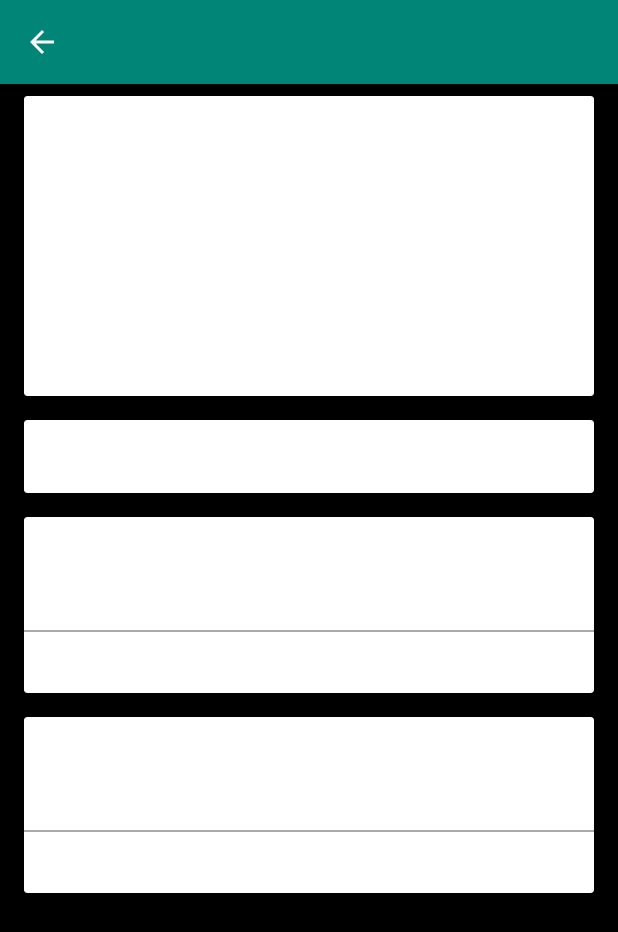
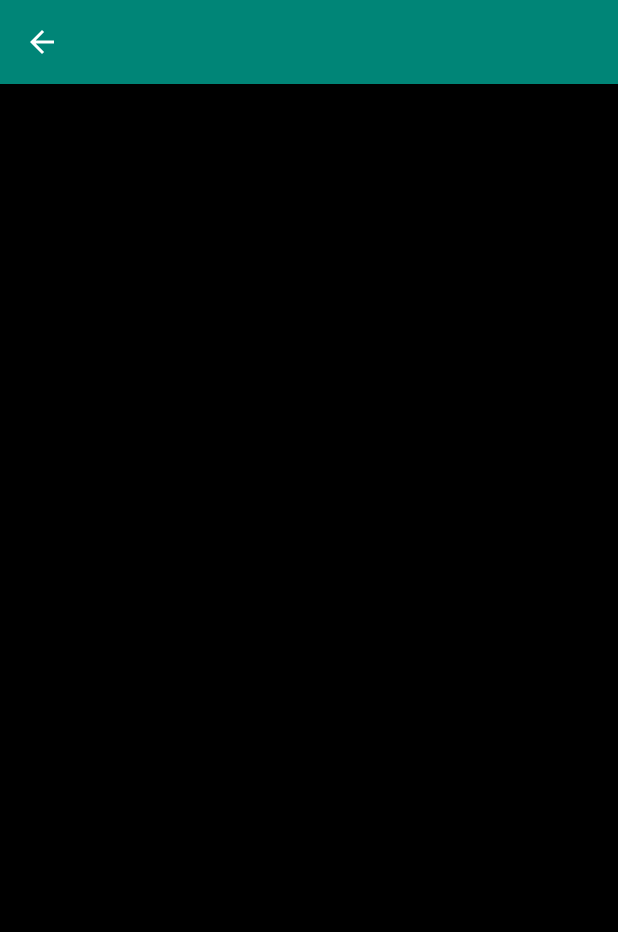
Before and after one commit to juandiegovqdev/RecipesAndroidApp, an Android app: the RecipeDetailsActivity screen opened directly, with no data from a screen before it, on a phone screen of 412 x 824 dp. Shown: the top 932 px of the screen. Run offline under Robolectric (Android 15) with nearby library versions, the phone set to English and light mode, and no system bars; our stand-ins replace Picasso; pictures from the network do not load.

Commit message:
no message

```diff
--- a/app/build.gradle
+++ b/app/build.gradle
@@ -45,4 +45,6 @@ dependencies {
     implementation 'com.google.code.gson:gson:2.8.5'
     implementation 'com.google.android.material:material:1.0.0'
     implementation 'com.squareup.picasso:picasso:2.71828'
+    implementation 'androidx.appcompat:appcompat:1.1.0'
+    implementation 'androidx.constraintlayout:constraintlayout:1.1.3'
 }
--- a/app/src/main/AndroidManifest.xml
+++ b/app/src/main/AndroidManifest.xml
@@ -28,6 +28,7 @@
             <!-- to identify this activity as "searchable" -->
             <intent-filter>
                 <action android:name="android.intent.action.SEARCH" />
+
                 <category android:name="android.intent.category.DEFAULT" />
             </intent-filter>
 
--- a/app/src/main/java/com/juandiegovqdev/recipesandroidapp/activities/RecipeDetailsActivity.kt
+++ b/app/src/main/java/com/juandiegovqdev/recipesandroidapp/activities/RecipeDetailsActivity.kt
@@ -1,9 +1,11 @@
 package com.juandiegovqdev.recipesandroidapp.activities
 
 import android.os.Bundle
+import android.view.View
 import androidx.appcompat.app.AppCompatActivity
 import com.juandiegovqdev.recipesandroidapp.GenericVariables
 import com.juandiegovqdev.recipesandroidapp.R
+import com.squareup.picasso.Picasso
 import kotlinx.android.synthetic.main.activity_recipe_details.*
 import kotlinx.android.synthetic.main.content_recipe_details.*
 
@@ -21,9 +23,26 @@ class RecipeDetailsActivity : AppCompatActivity() {
         actionBar!!.setHomeButtonEnabled(true)
         actionBar.setDisplayHomeAsUpEnabled(true)
         actionBar.title = GenericVariables.selectedRecipe.title
-        recipe_title.text = GenericVariables.selectedRecipe.title
-        recipe_ingredients.text = GenericVariables.selectedRecipe.ingredients
-        recipe_website.text = GenericVariables.selectedRecipe.href
+        if (GenericVariables.selectedRecipe.title != null && GenericVariables.selectedRecipe.title != "") {
+            recipe_title.text = GenericVariables.selectedRecipe.title
+        } else {
+            recipe_title_card_view.visibility = View.GONE
+        }
+        if (GenericVariables.selectedRecipe.ingredients != null && GenericVariables.selectedRecipe.ingredients != "") {
+            recipe_ingredients.text = GenericVariables.selectedRecipe.ingredients
+        } else {
+            recipe_ingredients_card_view.visibility = View.GONE
+        }
+        if (GenericVariables.selectedRecipe.href != null && GenericVariables.selectedRecipe.href != "") {
+            recipe_website.text = GenericVariables.selectedRecipe.href
+        } else {
+            recipe_website_card_view.visibility = View.GONE
+        }
+        if (GenericVariables.selectedRecipe.thumbnail != null && GenericVariables.selectedRecipe.thumbnail != "") {
+            Picasso.get().load(GenericVariables.selectedRecipe.thumbnail).into(recipe_thumbnail)
+        } else {
+            recipe_thumbnail_card_view.visibility = View.GONE
+        }
     }
 
     fun initializeListeners() {
--- /dev/null
+++ b/app/src/main/java/com/juandiegovqdev/recipesandroidapp/utils/IntentUtils.kt
@@ -0,0 +1,5 @@
+package com.juandiegovqdev.recipesandroidapp.utils
+
+fun openWebsite(url: String) {
+
+}
--- a/app/src/main/res/layout/content_recipe_details.xml
+++ b/app/src/main/res/layout/content_recipe_details.xml
@@ -15,6 +15,7 @@
         tools:ignore="ScrollViewSize">
 
         <androidx.cardview.widget.CardView
+            android:id="@+id/recipe_thumbnail_card_view"
             android:layout_width="match_parent"
             android:layout_height="wrap_content"
             android:layout_marginStart="16dp"
@@ -29,6 +30,7 @@
             tools:targetApi="lollipop">
 
             <ImageView
+                android:id="@+id/recipe_thumbnail"
                 android:layout_width="match_parent"
                 android:layout_height="200dp"
                 tools:ignore="ContentDescription" />
@@ -36,6 +38,7 @@
         </androidx.cardview.widget.CardView>
 
         <androidx.cardview.widget.CardView
+            android:id="@+id/recipe_title_card_view"
             android:layout_width="match_parent"
             android:layout_height="wrap_content"
             android:layout_marginStart="16dp"
@@ -61,6 +64,7 @@
         </androidx.cardview.widget.CardView>
 
         <androidx.cardview.widget.CardView
+            android:id="@+id/recipe_ingredients_card_view"
             android:layout_width="match_parent"
             android:layout_height="wrap_content"
             android:layout_marginStart="16dp"
@@ -85,7 +89,9 @@
                     android:layout_margin="16dp"
                     android:textColor="@android:color/black"
                     android:textSize="32sp"
-                    tools:text="Ingredients" />
+                    android:text="Ingredients"
+                    tools:text="Ingredients"
+                    tools:ignore="HardcodedText" />
 
                 <View
                     android:layout_width="match_parent"
@@ -107,6 +113,7 @@
         </androidx.cardview.widget.CardView>
 
         <androidx.cardview.widget.CardView
+            android:id="@+id/recipe_website_card_view"
             android:layout_width="match_parent"
             android:layout_height="wrap_content"
             android:layout_marginStart="16dp"
@@ -131,6 +138,7 @@
                     android:layout_margin="16dp"
                     android:textColor="@android:color/black"
                     android:textSize="32sp"
+                    android:text="Website"
                     tools:text="Website" />
 
                 <View
```
